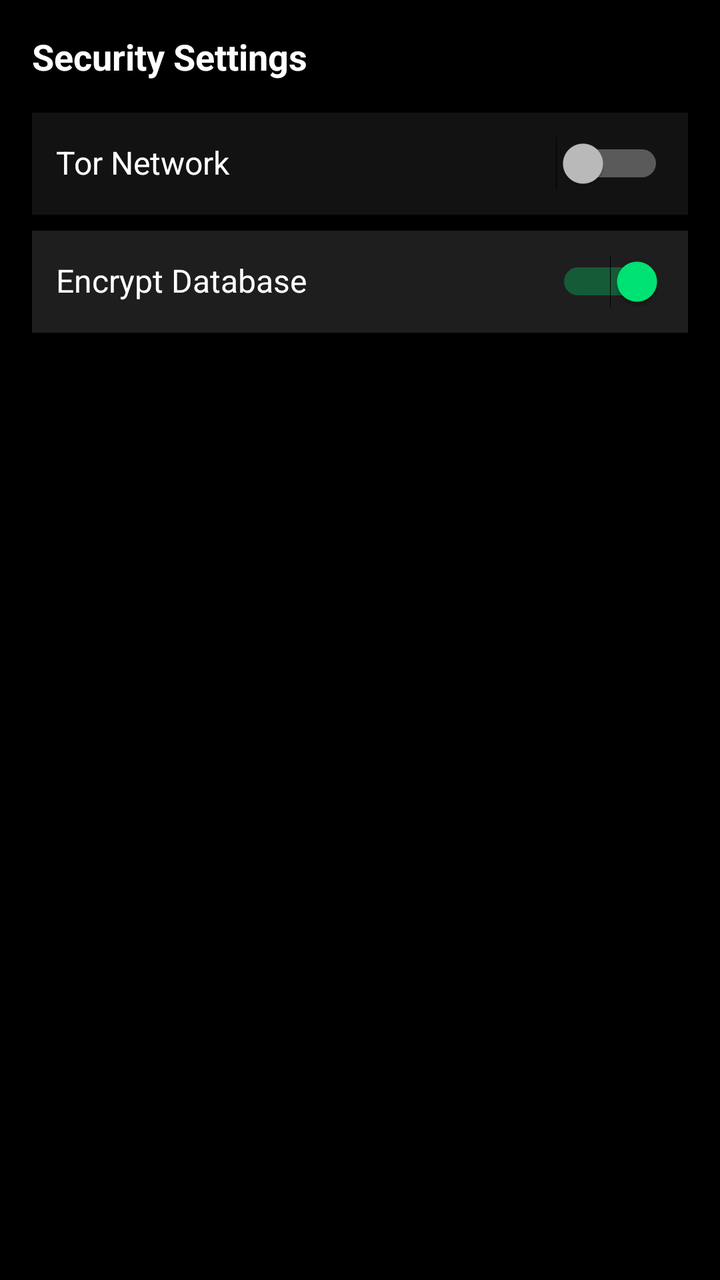
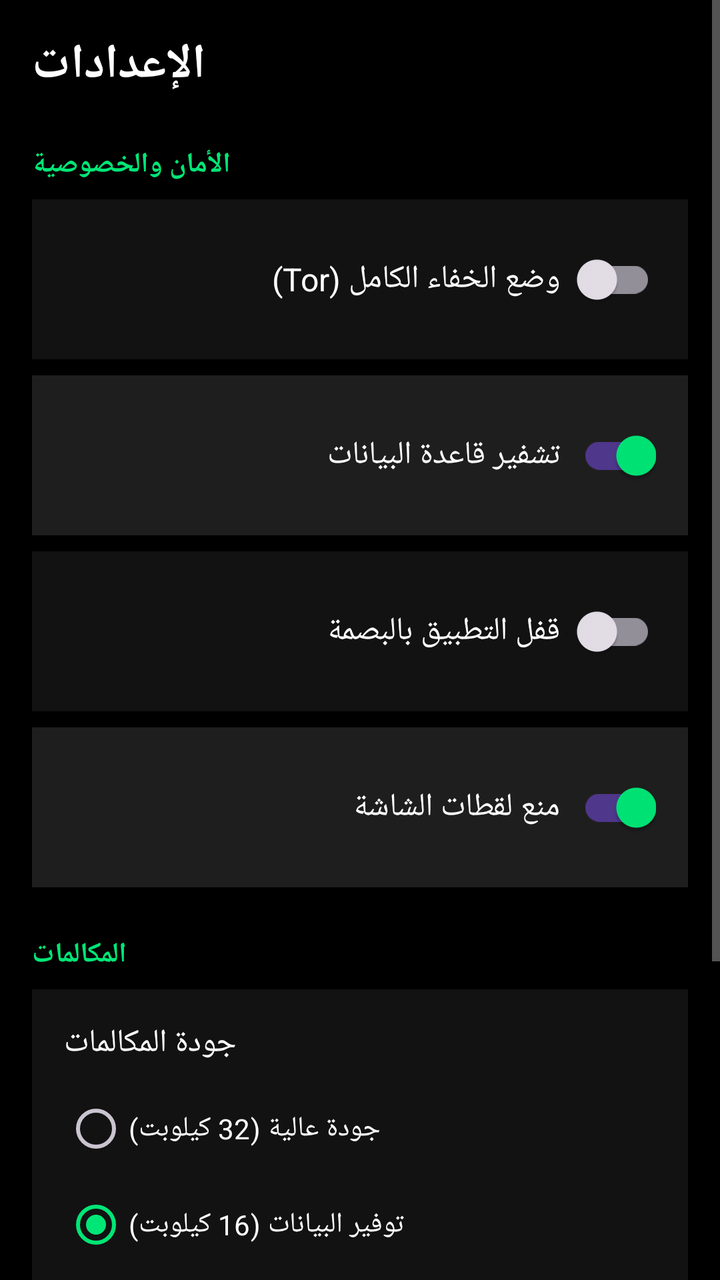

Screens rendered from an Android XML layout before and after an edit, with the pre-edit source and the edit as a unified diff.
<!-- AndroidManifest.xml: application theme Theme.SecureLine -->
<!-- res/layout/activity_settings.xml -->
<?xml version="1.0" encoding="utf-8"?>
<LinearLayout xmlns:android="http://schemas.android.com/apk/res/android"
    android:layout_width="match_parent"
    android:layout_height="match_parent"
    android:orientation="vertical"
    android:background="@color/core_black"
    android:padding="16dp">

    <TextView
        android:layout_width="wrap_content"
        android:layout_height="wrap_content"
        android:text="Security Settings"
        android:textColor="@color/core_white"
        android:textSize="18sp"
        android:textStyle="bold"
        android:paddingBottom="16dp" />

    <LinearLayout
        android:layout_width="match_parent"
        android:layout_height="wrap_content"
        android:orientation="horizontal"
        android:padding="12dp"
        android:background="@color/core_grey_10">

        <TextView
            android:layout_width="0dp"
            android:layout_height="wrap_content"
            android:layout_weight="1"
            android:text="Tor Network"
            android:textColor="@color/core_white"
            android:textSize="16sp" />

        <Switch
            android:id="@+id/tor_switch"
            android:layout_width="wrap_content"
            android:layout_height="wrap_content" />

    </LinearLayout>

    <LinearLayout
        android:layout_width="match_parent"
        android:layout_height="wrap_content"
        android:orientation="horizontal"
        android:padding="12dp"
        android:background="@color/core_grey_20"
        android:layout_marginTop="8dp">

        <TextView
            android:layout_width="0dp"
            android:layout_height="wrap_content"
            android:layout_weight="1"
            android:text="Encrypt Database"
            android:textColor="@color/core_white"
            android:textSize="16sp" />

        <Switch
            android:id="@+id/encrypt_db_switch"
            android:layout_width="wrap_content"
            android:layout_height="wrap_content"
            android:checked="true" />

    </LinearLayout>

</LinearLayout>
<!-- resources referenced by this layout -->
<resources>
  <color name="core_black">#000000</color>
  <color name="core_grey_10">#121212</color>
  <color name="core_grey_20">#1E1E1E</color>
  <color name="core_white">#FFFFFF</color>
  <style name="Theme.SecureLine" parent="Theme.Material3.Dark.NoActionBar">
          <item name="android:statusBarColor">@color/core_black</item>
          <item name="android:navigationBarColor">@color/core_black</item>
          <item name="android:windowBackground">@color/core_black</item>
          <item name="colorPrimary">@color/core_ultramarine</item>
          <item name="colorPrimaryDark">@color/core_black</item>
          <item name="colorAccent">@color/core_ultramarine</item>
          <item name="android:textColorPrimary">@color/core_white</item>
          <item name="android:textColorSecondary">@color/core_grey_50</item>
      </style>
  <color name="core_ultramarine">#00E676</color>
  <color name="core_grey_50">#A0A0A0</color>
</resources>

<!-- the commit's change to res/layout/activity_settings.xml (unified diff, before → after) -->
@@ -1,64 +1,208 @@
 <?xml version="1.0" encoding="utf-8"?>
-<LinearLayout xmlns:android="http://schemas.android.com/apk/res/android"
+<ScrollView xmlns:android="http://schemas.android.com/apk/res/android"
     android:layout_width="match_parent"
     android:layout_height="match_parent"
-    android:orientation="vertical"
-    android:background="@color/core_black"
-    android:padding="16dp">
-
-    <TextView
-        android:layout_width="wrap_content"
-        android:layout_height="wrap_content"
-        android:text="Security Settings"
-        android:textColor="@color/core_white"
-        android:textSize="18sp"
-        android:textStyle="bold"
-        android:paddingBottom="16dp" />
+    android:background="@color/core_black">
 
     <LinearLayout
         android:layout_width="match_parent"
         android:layout_height="wrap_content"
-        android:orientation="horizontal"
-        android:padding="12dp"
-        android:background="@color/core_grey_10">
+        android:orientation="vertical"
+        android:padding="16dp">
 
         <TextView
-            android:layout_width="0dp"
-            android:layout_height="wrap_content"
-            android:layout_weight="1"
-            android:text="Tor Network"
+            android:layout_width="wrap_content"
+            android:layout_height="wrap_content"
+            android:text="الإعدادات"
             android:textColor="@color/core_white"
-            android:textSize="16sp" />
-
-        <Switch
-            android:id="@+id/tor_switch"
+            android:textSize="24sp"
+            android:textStyle="bold"
+            android:layout_marginBottom="16dp" />
+
+        <TextView
             android:layout_width="wrap_content"
-            android:layout_height="wrap_content" />
+            android:layout_height="wrap_content"
+            android:text="الأمان والخصوصية"
+            android:textColor="@color/core_ultramarine"
+            android:textSize="14sp"
+            android:textStyle="bold"
+            android:layout_marginTop="8dp"
+            android:layout_marginBottom="8dp" />
+
+        <LinearLayout
+            android:layout_width="match_parent"
+            android:layout_height="wrap_content"
+            android:orientation="horizontal"
+            android:padding="16dp"
+            android:background="@color/core_grey_10"
+            android:gravity="center_vertical">
+
+            <TextView
+                android:layout_width="0dp"
+                android:layout_height="wrap_content"
+                android:layout_weight="1"
+                android:text="وضع الخفاء الكامل (Tor)"
+                android:textColor="@color/core_white"
+                android:textSize="16sp" />
+
+            <androidx.appcompat.widget.SwitchCompat
+                android:id="@+id/switch_tor"
+                android:layout_width="wrap_content"
+                android:layout_height="wrap_content" />
+
+        </LinearLayout>
+
+        <LinearLayout
+            android:layout_width="match_parent"
+            android:layout_height="wrap_content"
+            android:orientation="horizontal"
+            android:padding="16dp"
+            android:background="@color/core_grey_20"
+            android:gravity="center_vertical"
+            android:layout_marginTop="8dp">
+
+            <TextView
+                android:layout_width="0dp"
+                android:layout_height="wrap_content"
+                android:layout_weight="1"
+                android:text="تشفير قاعدة البيانات"
+                android:textColor="@color/core_white"
+                android:textSize="16sp" />
+
+            <androidx.appcompat.widget.SwitchCompat
+                android:id="@+id/switch_encrypt_db"
+                android:layout_width="wrap_content"
+                android:layout_height="wrap_content"
+                android:checked="true" />
+
+        </LinearLayout>
+
+        <LinearLayout
+            android:layout_width="match_parent"
+            android:layout_height="wrap_content"
+            android:orientation="horizontal"
+            android:padding="16dp"
+            android:background="@color/core_grey_10"
+            android:gravity="center_vertical"
+            android:layout_marginTop="8dp">
+
+            <TextView
+                android:layout_width="0dp"
+                android:layout_height="wrap_content"
+                android:layout_weight="1"
+                android:text="قفل التطبيق بالبصمة"
+                android:textColor="@color/core_white"
+                android:textSize="16sp" />
+
+            <androidx.appcompat.widget.SwitchCompat
+                android:id="@+id/switch_biometric"
+                android:layout_width="wrap_content"
+                android:layout_height="wrap_content" />
+
+        </LinearLayout>
+
+        <LinearLayout
+            android:layout_width="match_parent"
+            android:layout_height="wrap_content"
+            android:orientation="horizontal"
+            android:padding="16dp"
+            android:background="@color/core_grey_20"
+            android:gravity="center_vertical"
+            android:layout_marginTop="8dp">
+
+            <TextView
+                android:layout_width="0dp"
+                android:layout_height="wrap_content"
+                android:layout_weight="1"
+                android:text="منع لقطات الشاشة"
+                android:textColor="@color/core_white"
+                android:textSize="16sp" />
+
+            <androidx.appcompat.widget.SwitchCompat
+                android:id="@+id/switch_screenshot"
+                android:layout_width="wrap_content"
+                android:layout_height="wrap_content"
+                android:checked="true" />
+
+        </LinearLayout>
+
+        <TextView
+            android:layout_width="wrap_content"
+            android:layout_height="wrap_content"
+            android:text="المكالمات"
+            android:textColor="@color/core_ultramarine"
+            android:textSize="14sp"
+            android:textStyle="bold"
+            android:layout_marginTop="24dp"
+            android:layout_marginBottom="8dp" />
+
+        <LinearLayout
+            android:layout_width="match_parent"
+            android:layout_height="wrap_content"
+            android:orientation="vertical"
+            android:padding="16dp"
+            android:background="@color/core_grey_10">
+
+            <TextView
+                android:layout_width="wrap_content"
+                android:layout_height="wrap_content"
+                android:text="جودة المكالمات"
+                android:textColor="@color/core_white"
+                android:textSize="16sp"
+                android:layout_marginBottom="8dp" />
+
+            <RadioGroup
+                android:id="@+id/radio_call_quality"
+                android:layout_width="match_parent"
+                android:layout_height="wrap_content"
+                android:orientation="vertical">
+
+                <RadioButton
+                    android:id="@+id/radio_high_quality"
+                    android:layout_width="wrap_content"
+                    android:layout_height="wrap_content"
+                    android:text="جودة عالية (32 كيلوبت)"
+                    android:textColor="@color/core_white"
+                    android:buttonTint="@color/core_ultramarine" />
+
+                <RadioButton
+                    android:id="@+id/radio_data_saver"
+                    android:layout_width="wrap_content"
+                    android:layout_height="wrap_content"
+                    android:text="توفير البيانات (16 كيلوبت)"
+                    android:textColor="@color/core_white"
+                    android:buttonTint="@color/core_ultramarine"
+                    android:checked="true" />
+
+                <RadioButton
+                    android:id="@+id/radio_extreme_saver"
+                    android:layout_width="wrap_content"
+                    android:layout_height="wrap_content"
+                    android:text="توفير أقصى (8 كيلوبت)"
+                    android:textColor="@color/core_white"
+                    android:buttonTint="@color/core_ultramarine" />
+
+            </RadioGroup>
+
+        </LinearLayout>
+
+        <Button
+            android:id="@+id/btn_logout"
+            android:layout_width="match_parent"
+            android:layout_height="@dimen/button_height"
+            android:text="تسجيل الخروج"
+            android:textColor="@color/core_white"
+            android:background="@drawable/bg_button_secondary"
+            android:layout_marginTop="32dp" />
+
+        <Button
+            android:id="@+id/btn_wipe_data"
+            android:layout_width="match_parent"
+            android:layout_height="@dimen/button_height"
+            android:text="حذف جميع البيانات"
+            android:textColor="@color/core_red"
+            android:background="@android:color/transparent"
+            android:layout_marginTop="8dp" />
 
     </LinearLayout>
-
-    <LinearLayout
-        android:layout_width="match_parent"
-        android:layout_height="wrap_content"
-        android:orientation="horizontal"
-        android:padding="12dp"
-        android:background="@color/core_grey_20"
-        android:layout_marginTop="8dp">
-
-        <TextView
-            android:layout_width="0dp"
-            android:layout_height="wrap_content"
-            android:layout_weight="1"
-            android:text="Encrypt Database"
-            android:textColor="@color/core_white"
-            android:textSize="16sp" />
-
-        <Switch
-            android:id="@+id/encrypt_db_switch"
-            android:layout_width="wrap_content"
-            android:layout_height="wrap_content"
-            android:checked="true" />
-
-    </LinearLayout>
-
-</LinearLayout>
+</ScrollView>
<!-- resource entries referenced after the edit -->
@@ -3,18 +3,33 @@
   <color name="core_black">#000000</color>
   <color name="core_grey_10">#121212</color>
   <color name="core_grey_20">#1E1E1E</color>
+  <color name="core_red">#FF5252</color>
+  <color name="core_ultramarine">#00E676</color>
   <color name="core_white">#FFFFFF</color>
+  <dimen name="button_height">48dp</dimen>
+  <!-- drawable bg_button_secondary (drawable) -->
+  <?xml version="1.0" encoding="utf-8"?>
+  <shape xmlns:android="http://schemas.android.com/apk/res/android"
+      android:shape="rectangle">
+      <solid android:color="@color/core_grey_10" />
+      <corners android:radius="@dimen/corner_radius_small" />
+      <stroke
+          android:width="1dp"
+          android:color="@color/core_grey_50" />
+  </shape>
   <style name="Theme.SecureLine" parent="Theme.Material3.Dark.NoActionBar">
+          <item name="colorPrimary">@color/core_ultramarine</item>
+          <item name="colorPrimaryDark">@color/core_black</item>
+          <item name="colorAccent">@color/core_ultramarine</item>
           <item name="android:statusBarColor">@color/core_black</item>
           <item name="android:navigationBarColor">@color/core_black</item>
           <item name="android:windowBackground">@color/core_black</item>
-          <item name="colorPrimary">@color/core_ultramarine</item>
-          <item name="colorPrimaryDark">@color/core_black</item>
-          <item name="colorAccent">@color/core_ultramarine</item>
           <item name="android:textColorPrimary">@color/core_white</item>
           <item name="android:textColorSecondary">@color/core_grey_50</item>
+          <item name="android:windowLightStatusBar">false</item>
+          <item name="android:windowLightNavigationBar">false</item>
       </style>
-  <color name="core_ultramarine">#00E676</color>
+  <dimen name="corner_radius_small">8dp</dimen>
   <color name="core_grey_50">#A0A0A0</color>
 </resources>
 
